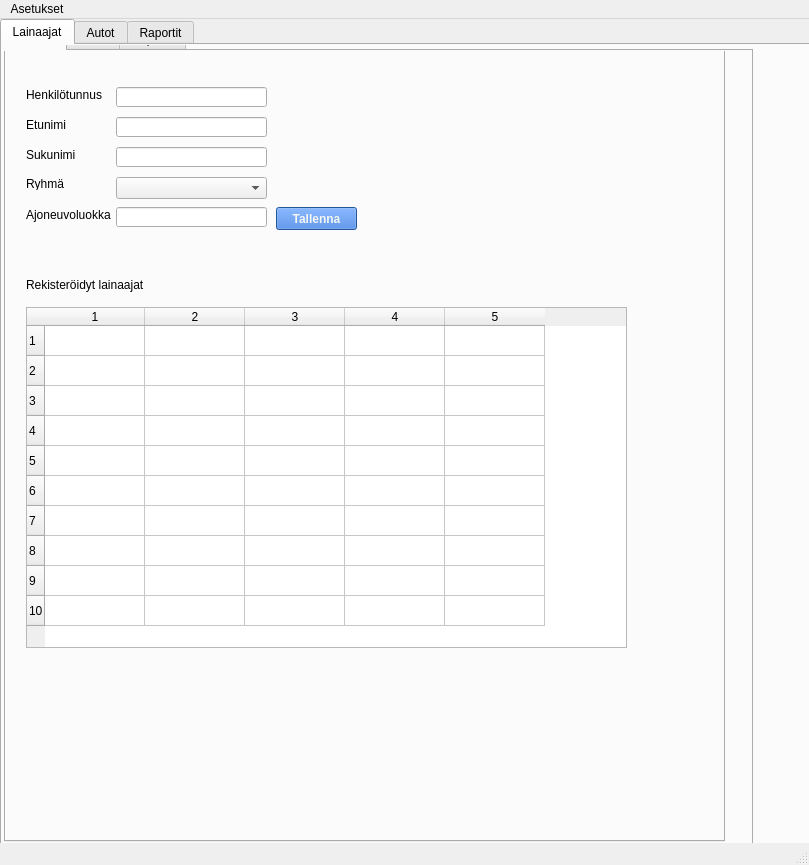
Before: the Qt Designer form administrative.ui in 50904/Autolainaus, drawn with Qt 5.
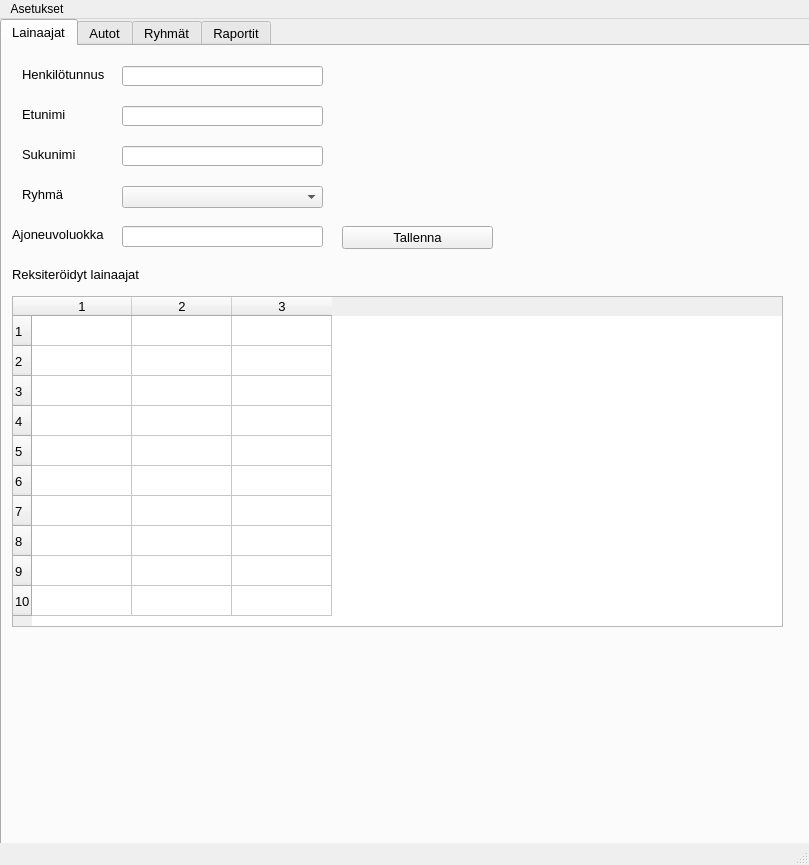
After: the same form once the commit is applied. The open tabs and pages were chosen to show the change.

Commit message: Lisätty asetus-dialogin luokka pääohjelmaan

Patch:
```diff
--- a/administrative.ui
+++ b/administrative.ui
@@ -23,6 +23,13 @@
       <height>881</height>
      </rect>
     </property>
+    <property name="font">
+     <font>
+      <pointsize>10</pointsize>
+      <weight>50</weight>
+      <bold>false</bold>
+     </font>
+    </property>
     <property name="currentIndex">
      <number>1</number>
     </property>
@@ -33,184 +40,122 @@
      <attribute name="title">
       <string>Lainaajat</string>
      </attribute>
-     <widget class="QTabWidget" name="valikko_3">
-      <property name="geometry">
-       <rect>
-        <x>-10</x>
-        <y>-20</y>
-        <width>761</width>
-        <height>821</height>
-       </rect>
-      </property>
-      <property name="currentIndex">
-       <number>1</number>
-      </property>
-      <widget class="QWidget" name="studentTab_3">
-       <attribute name="title">
-        <string>Lainaajat</string>
-       </attribute>
-       <widget class="QTabWidget" name="valikko_4">
-        <property name="geometry">
-         <rect>
-          <x>10</x>
-          <y>-30</y>
-          <width>721</width>
-          <height>821</height>
-         </rect>
-        </property>
-        <property name="currentIndex">
-         <number>2</number>
-        </property>
-        <widget class="QWidget" name="studentTab_4">
-         <attribute name="title">
-          <string>Lainaajat</string>
-         </attribute>
-        </widget>
-        <widget class="QWidget" name="vechileTab_4">
-         <attribute name="title">
-          <string>Autot</string>
-         </attribute>
-        </widget>
-        <widget class="QWidget" name="reportsTab_4">
-         <attribute name="title">
-          <string>Raportit</string>
-         </attribute>
-         <widget class="QLabel" name="ssnLabel">
+     <widget class="QLabel" name="label_2">
           <property name="geometry">
            <rect>
             <x>20</x>
-            <y>40</y>
-            <width>81</width>
+        <y>20</y>
+        <width>101</width>
             <height>16</height>
            </rect>
           </property>
           <property name="font">
            <font>
-            <pointsize>9</pointsize>
+        <pointsize>10</pointsize>
+        <weight>50</weight>
+        <bold>false</bold>
            </font>
           </property>
           <property name="text">
            <string>Henkilötunnus</string>
           </property>
          </widget>
-         <widget class="QLabel" name="firstnameLabel">
+     <widget class="QLineEdit" name="lineEdit">
+      <property name="geometry">
+       <rect>
+        <x>120</x>
+        <y>20</y>
+        <width>201</width>
+        <height>20</height>
+       </rect>
+      </property>
+     </widget>
+     <widget class="QLabel" name="label_3">
           <property name="geometry">
            <rect>
             <x>20</x>
-            <y>70</y>
-            <width>81</width>
+        <y>60</y>
+        <width>91</width>
             <height>16</height>
            </rect>
           </property>
           <property name="font">
            <font>
-            <pointsize>9</pointsize>
+        <pointsize>10</pointsize>
+        <weight>50</weight>
+        <bold>false</bold>
            </font>
           </property>
           <property name="text">
            <string>Etunimi</string>
           </property>
          </widget>
-         <widget class="QLabel" name="lastNameLabel">
+     <widget class="QLineEdit" name="lineEdit_2">
+      <property name="geometry">
+       <rect>
+        <x>120</x>
+        <y>60</y>
+        <width>201</width>
+        <height>20</height>
+       </rect>
+      </property>
+     </widget>
+     <widget class="QLabel" name="label_4">
           <property name="geometry">
            <rect>
             <x>20</x>
             <y>100</y>
-            <width>81</width>
+        <width>91</width>
             <height>16</height>
            </rect>
           </property>
           <property name="font">
            <font>
-            <pointsize>9</pointsize>
+        <pointsize>10</pointsize>
+        <weight>50</weight>
+        <bold>false</bold>
            </font>
           </property>
           <property name="text">
            <string>Sukunimi</string>
           </property>
          </widget>
-         <widget class="QLabel" name="grupLabel">
+     <widget class="QLabel" name="label_5">
           <property name="geometry">
            <rect>
-            <x>20</x>
-            <y>130</y>
-            <width>47</width>
-            <height>13</height>
-           </rect>
-          </property>
-          <property name="font">
-           <font>
-            <pointsize>9</pointsize>
-           </font>
-          </property>
-          <property name="text">
-           <string>Ryhmä</string>
-          </property>
-         </widget>
-         <widget class="QLabel" name="vechileClassLabel">
-          <property name="geometry">
-           <rect>
-            <x>20</x>
-            <y>160</y>
-            <width>91</width>
+        <x>10</x>
+        <y>180</y>
+        <width>101</width>
             <height>16</height>
            </rect>
           </property>
           <property name="font">
            <font>
-            <pointsize>9</pointsize>
+        <pointsize>10</pointsize>
+        <weight>50</weight>
+        <bold>false</bold>
            </font>
           </property>
           <property name="text">
            <string>Ajoneuvoluokka</string>
           </property>
          </widget>
-         <widget class="QLineEdit" name="ssnLineEdit">
+     <widget class="QLineEdit" name="lineEdit_4">
           <property name="geometry">
            <rect>
-            <x>110</x>
-            <y>40</y>
-            <width>151</width>
-            <height>20</height>
+        <x>120</x>
+        <y>180</y>
+        <width>201</width>
+        <height>21</height>
            </rect>
           </property>
          </widget>
-         <widget class="QLineEdit" name="fistNameLineEdit">
+     <widget class="QComboBox" name="comboBox">
           <property name="geometry">
            <rect>
-            <x>110</x>
-            <y>70</y>
-            <width>151</width>
-            <height>20</height>
-           </rect>
-          </property>
-         </widget>
-         <widget class="QLineEdit" name="lastNamelineEdit_">
-          <property name="geometry">
-           <rect>
-            <x>110</x>
-            <y>100</y>
-            <width>151</width>
-            <height>20</height>
-           </rect>
-          </property>
-         </widget>
-         <widget class="QLineEdit" name="vechileClassLineEdit">
-          <property name="geometry">
-           <rect>
-            <x>110</x>
-            <y>160</y>
-            <width>151</width>
-            <height>20</height>
-           </rect>
-          </property>
-         </widget>
-         <widget class="QComboBox" name="groupComoBox">
-          <property name="geometry">
-           <rect>
-            <x>110</x>
-            <y>130</y>
-            <width>151</width>
+        <x>120</x>
+        <y>140</y>
+        <width>201</width>
             <height>22</height>
            </rect>
           </property>
@@ -218,17 +163,17 @@
          <widget class="QTableWidget" name="tableWidget_2">
           <property name="geometry">
            <rect>
-            <x>20</x>
-            <y>260</y>
-            <width>601</width>
-            <height>341</height>
+        <x>10</x>
+        <y>250</y>
+        <width>771</width>
+        <height>331</height>
            </rect>
           </property>
           <property name="rowCount">
            <number>10</number>
           </property>
           <property name="columnCount">
-           <number>5</number>
+       <number>3</number>
           </property>
           <row/>
           <row/>
@@ -243,185 +188,62 @@
           <column/>
           <column/>
           <column/>
-          <column/>
-          <column/>
-         </widget>
-         <widget class="QLabel" name="label_32">
+     </widget>
+     <widget class="QPushButton" name="pushButton_2">
           <property name="geometry">
            <rect>
-            <x>20</x>
-            <y>230</y>
-            <width>131</width>
-            <height>16</height>
-           </rect>
-          </property>
-          <property name="font">
-           <font>
-            <pointsize>9</pointsize>
-           </font>
-          </property>
-          <property name="text">
-           <string>Rekisteröidyt lainaajat</string>
-          </property>
-         </widget>
-         <widget class="QPushButton" name="savePushButton">
-          <property name="geometry">
-           <rect>
-            <x>270</x>
-            <y>160</y>
-            <width>81</width>
+        <x>340</x>
+        <y>180</y>
+        <width>151</width>
             <height>23</height>
            </rect>
           </property>
-          <property name="font">
-           <font>
-            <pointsize>9</pointsize>
-            <weight>75</weight>
-            <bold>true</bold>
-           </font>
-          </property>
-          <property name="cursor">
-           <cursorShape>PointingHandCursor</cursorShape>
-          </property>
-          <property name="styleSheet">
-           <string notr="true">background-color: rgb(51, 117, 216);
-color: rgb(245, 245, 245);</string>
-          </property>
           <property name="text">
            <string>Tallenna</string>
           </property>
          </widget>
-        </widget>
-       </widget>
-      </widget>
-      <widget class="QWidget" name="vechileTab_3">
-       <property name="cursor">
-        <cursorShape>PointingHandCursor</cursorShape>
-       </property>
-       <attribute name="title">
-        <string>Autot</string>
-       </attribute>
-      </widget>
-      <widget class="QWidget" name="reportsTab_3">
-       <attribute name="title">
-        <string>Raportit</string>
-       </attribute>
-       <widget class="QLabel" name="label_11">
+     <widget class="QLabel" name="label_9">
         <property name="geometry">
          <rect>
-          <x>20</x>
-          <y>40</y>
-          <width>81</width>
+        <x>10</x>
+        <y>220</y>
+        <width>151</width>
           <height>16</height>
          </rect>
         </property>
         <property name="text">
-         <string>Henkilötunnus</string>
-        </property>
-       </widget>
-       <widget class="QLabel" name="label_12">
+       <string>Reksiteröidyt lainaajat</string>
+      </property>
+     </widget>
+     <widget class="QLabel" name="label_10">
         <property name="geometry">
          <rect>
           <x>20</x>
-          <y>70</y>
-          <width>81</width>
+        <y>140</y>
+        <width>101</width>
           <height>16</height>
          </rect>
         </property>
-        <property name="text">
-         <string>Etunimi</string>
-        </property>
-       </widget>
-       <widget class="QLabel" name="label_13">
-        <property name="geometry">
-         <rect>
-          <x>20</x>
-          <y>100</y>
-          <width>81</width>
-          <height>16</height>
-         </rect>
-        </property>
-        <property name="text">
-         <string>Sukunimi</string>
-        </property>
-       </widget>
-       <widget class="QLabel" name="label_14">
-        <property name="geometry">
-         <rect>
-          <x>20</x>
-          <y>130</y>
-          <width>47</width>
-          <height>13</height>
-         </rect>
+      <property name="font">
+       <font>
+        <pointsize>10</pointsize>
+        <weight>50</weight>
+        <bold>false</bold>
+       </font>
         </property>
         <property name="text">
          <string>Ryhmä</string>
         </property>
        </widget>
-       <widget class="QLabel" name="label_15">
+     <widget class="QLineEdit" name="lineEdit_6">
         <property name="geometry">
          <rect>
-          <x>20</x>
-          <y>160</y>
-          <width>91</width>
-          <height>16</height>
-         </rect>
-        </property>
-        <property name="text">
-         <string>Ajoneuvoluokka</string>
-        </property>
-       </widget>
-       <widget class="QLineEdit" name="lineEdit_5">
-        <property name="geometry">
-         <rect>
-          <x>110</x>
-          <y>40</y>
-          <width>113</width>
-          <height>20</height>
-         </rect>
-        </property>
-       </widget>
-       <widget class="QLineEdit" name="lineEdit_9">
-        <property name="geometry">
-         <rect>
-          <x>110</x>
-          <y>70</y>
-          <width>113</width>
-          <height>20</height>
-         </rect>
-        </property>
-       </widget>
-       <widget class="QLineEdit" name="lineEdit_10">
-        <property name="geometry">
-         <rect>
-          <x>110</x>
+        <x>120</x>
           <y>100</y>
-          <width>113</width>
+        <width>201</width>
           <height>20</height>
          </rect>
         </property>
-       </widget>
-       <widget class="QLineEdit" name="lineEdit_11">
-        <property name="geometry">
-         <rect>
-          <x>110</x>
-          <y>160</y>
-          <width>113</width>
-          <height>20</height>
-         </rect>
-        </property>
-       </widget>
-       <widget class="QComboBox" name="comboBox_3">
-        <property name="geometry">
-         <rect>
-          <x>110</x>
-          <y>130</y>
-          <width>111</width>
-          <height>22</height>
-         </rect>
-        </property>
-       </widget>
-      </widget>
      </widget>
     </widget>
     <widget class="QWidget" name="vechileTab_2">
@@ -671,6 +493,156 @@
       </property>
      </widget>
     </widget>
+    <widget class="QWidget" name="tab">
+     <attribute name="title">
+      <string>Ryhmät</string>
+     </attribute>
+     <widget class="QLabel" name="label_6">
+      <property name="geometry">
+       <rect>
+        <x>20</x>
+        <y>20</y>
+        <width>169</width>
+        <height>16</height>
+       </rect>
+      </property>
+      <property name="font">
+       <font>
+        <pointsize>10</pointsize>
+        <weight>50</weight>
+        <bold>false</bold>
+       </font>
+      </property>
+      <property name="text">
+       <string>Ryhmän nimi</string>
+      </property>
+     </widget>
+     <widget class="QLabel" name="label_7">
+      <property name="geometry">
+       <rect>
+        <x>20</x>
+        <y>50</y>
+        <width>169</width>
+        <height>47</height>
+       </rect>
+      </property>
+      <property name="font">
+       <font>
+        <pointsize>10</pointsize>
+        <weight>50</weight>
+        <bold>false</bold>
+       </font>
+      </property>
+      <property name="text">
+       <string>Vastuuhenkilö</string>
+      </property>
+     </widget>
+     <widget class="QLineEdit" name="lineEdit_3">
+      <property name="geometry">
+       <rect>
+        <x>120</x>
+        <y>20</y>
+        <width>167</width>
+        <height>24</height>
+       </rect>
+      </property>
+      <property name="font">
+       <font>
+        <pointsize>11</pointsize>
+        <weight>50</weight>
+        <bold>false</bold>
+       </font>
+      </property>
+     </widget>
+     <widget class="QLineEdit" name="lineEdit_5">
+      <property name="geometry">
+       <rect>
+        <x>120</x>
+        <y>60</y>
+        <width>167</width>
+        <height>24</height>
+       </rect>
+      </property>
+      <property name="font">
+       <font>
+        <pointsize>11</pointsize>
+        <weight>50</weight>
+        <bold>false</bold>
+       </font>
+      </property>
+     </widget>
+     <widget class="QPushButton" name="pushButton">
+      <property name="geometry">
+       <rect>
+        <x>310</x>
+        <y>60</y>
+        <width>121</width>
+        <height>31</height>
+       </rect>
+      </property>
+      <property name="font">
+       <font>
+        <weight>75</weight>
+        <bold>true</bold>
+       </font>
+      </property>
+      <property name="styleSheet">
+       <string notr="true">background-color: rgb(85, 170, 255);
+color: rgb(255, 255, 255);</string>
+      </property>
+      <property name="text">
+       <string>Tallenna</string>
+      </property>
+     </widget>
+     <widget class="QTableWidget" name="tableWidget_4">
+      <property name="geometry">
+       <rect>
+        <x>10</x>
+        <y>170</y>
+        <width>771</width>
+        <height>391</height>
+       </rect>
+      </property>
+      <property name="rowCount">
+       <number>10</number>
+      </property>
+      <property name="columnCount">
+       <number>2</number>
+      </property>
+      <row/>
+      <row/>
+      <row/>
+      <row/>
+      <row/>
+      <row/>
+      <row/>
+      <row/>
+      <row/>
+      <row/>
+      <column/>
+      <column/>
+     </widget>
+     <widget class="QLabel" name="label_8">
+      <property name="geometry">
+       <rect>
+        <x>10</x>
+        <y>150</y>
+        <width>121</width>
+        <height>20</height>
+       </rect>
+      </property>
+      <property name="font">
+       <font>
+        <pointsize>10</pointsize>
+        <weight>50</weight>
+        <bold>false</bold>
+       </font>
+      </property>
+      <property name="text">
+       <string>Tallennetut ryhmät</string>
+      </property>
+     </widget>
+    </widget>
     <widget class="QWidget" name="reportsTab_2">
      <attribute name="title">
       <string>Raportit</string>
```
Left out of the diff: 24 changed lines with no effect on the pictures. Lines whose indentation alone changed are shown as unchanged. The commit also changes 2 other files.
